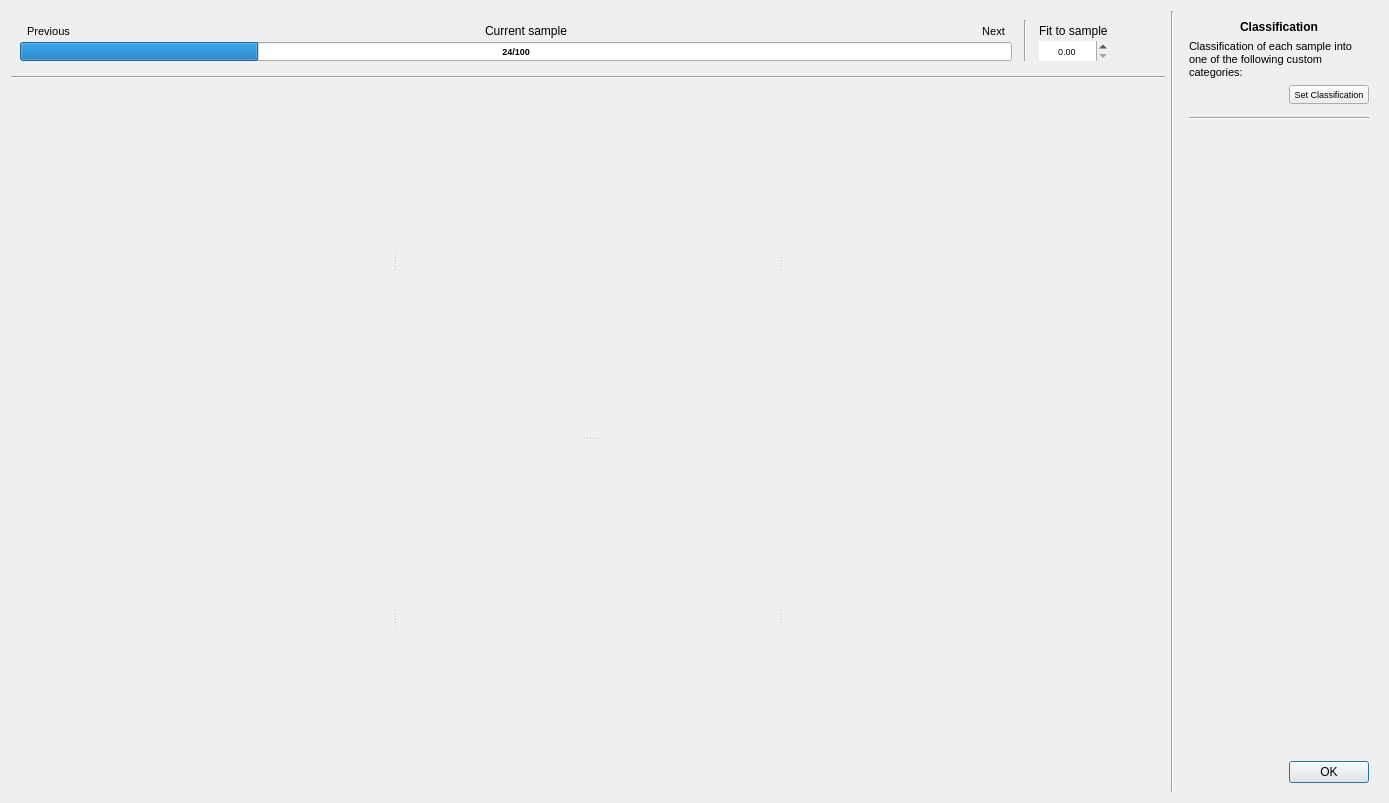
First picture: the form in ui/classification_dialog.ui, repository SMByC/AcATaMa, before the edit.
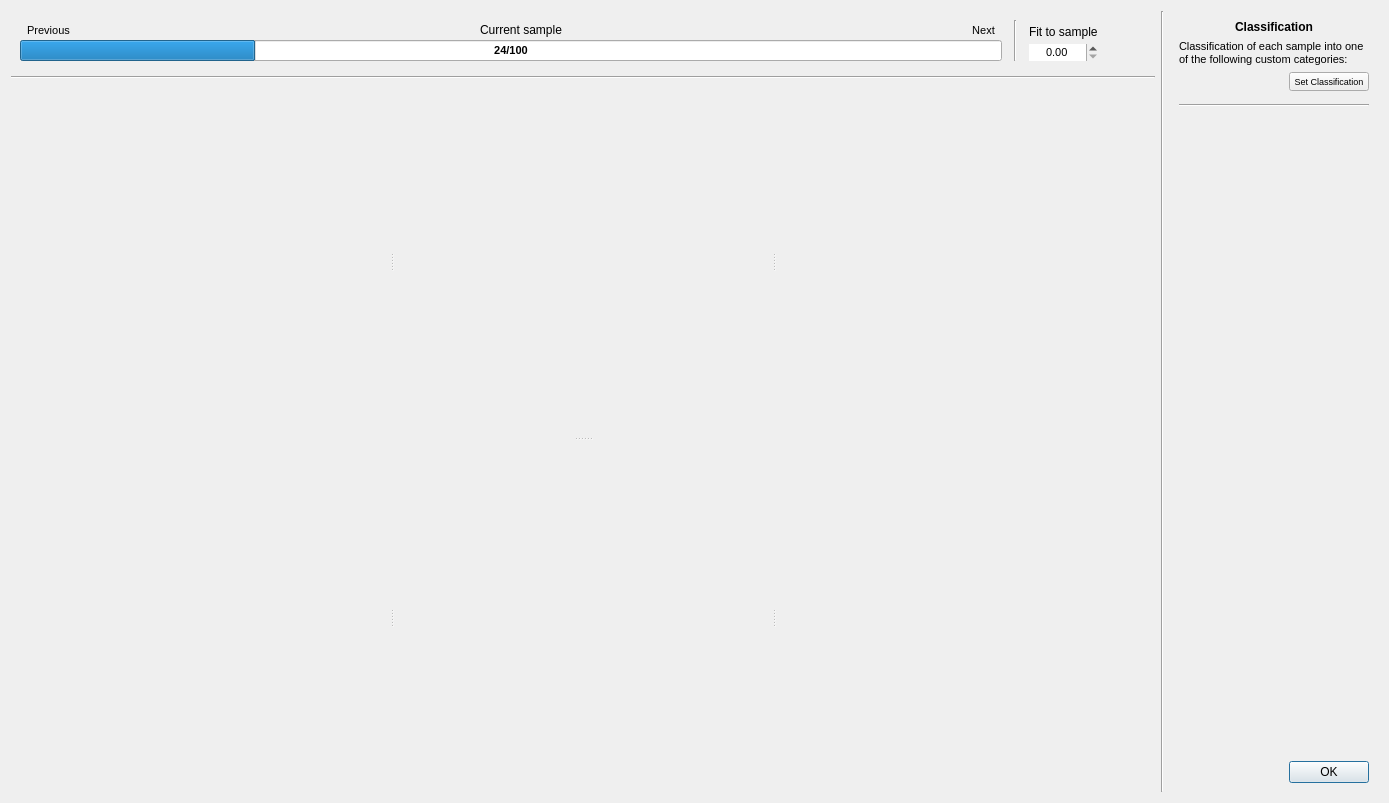
Second picture: the form after the edit. Icons and pictures are not drawn. Custom widgets are drawn as their Qt base class.

Commit message: Get all points from sampling layer, set the progress bar and som adjusts to UI classification dialog

Patch:
```diff
--- a/ui/classification_dialog.ui
+++ b/ui/classification_dialog.ui
@@ -160,15 +160,9 @@
          </item>
          <item>
           <widget class="QProgressBar" name="progressClassification">
-           <property name="minimumSize">
-            <size>
-             <width>150</width>
-             <height>0</height>
-            </size>
-           </property>
            <property name="font">
             <font>
-             <pointsize>7</pointsize>
+             <pointsize>8</pointsize>
              <weight>75</weight>
              <bold>true</bold>
             </font>
@@ -241,15 +235,9 @@
          </item>
          <item>
           <widget class="QDoubleSpinBox" name="FitToSample">
-           <property name="maximumSize">
-            <size>
-             <width>16777215</width>
-             <height>22</height>
-            </size>
-           </property>
            <property name="font">
             <font>
-             <pointsize>7</pointsize>
+             <pointsize>8</pointsize>
             </font>
            </property>
            <property name="frame">
@@ -376,7 +364,7 @@
            </property>
            <property name="sizeHint" stdset="0">
             <size>
-             <width>60</width>
+             <width>70</width>
              <height>20</height>
             </size>
            </property>
@@ -445,7 +433,7 @@
           <rect>
            <x>0</x>
            <y>0</y>
-           <width>287</width>
+           <width>297</width>
            <height>521</height>
           </rect>
          </property>
```
The commit also changes 6 other files.
